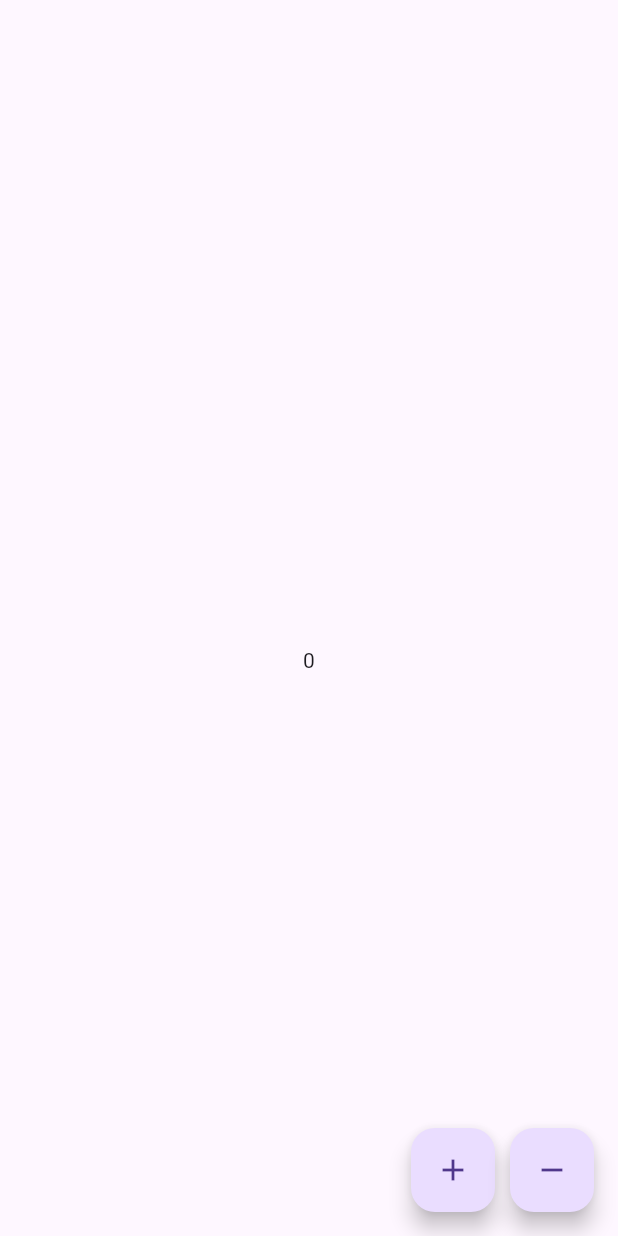
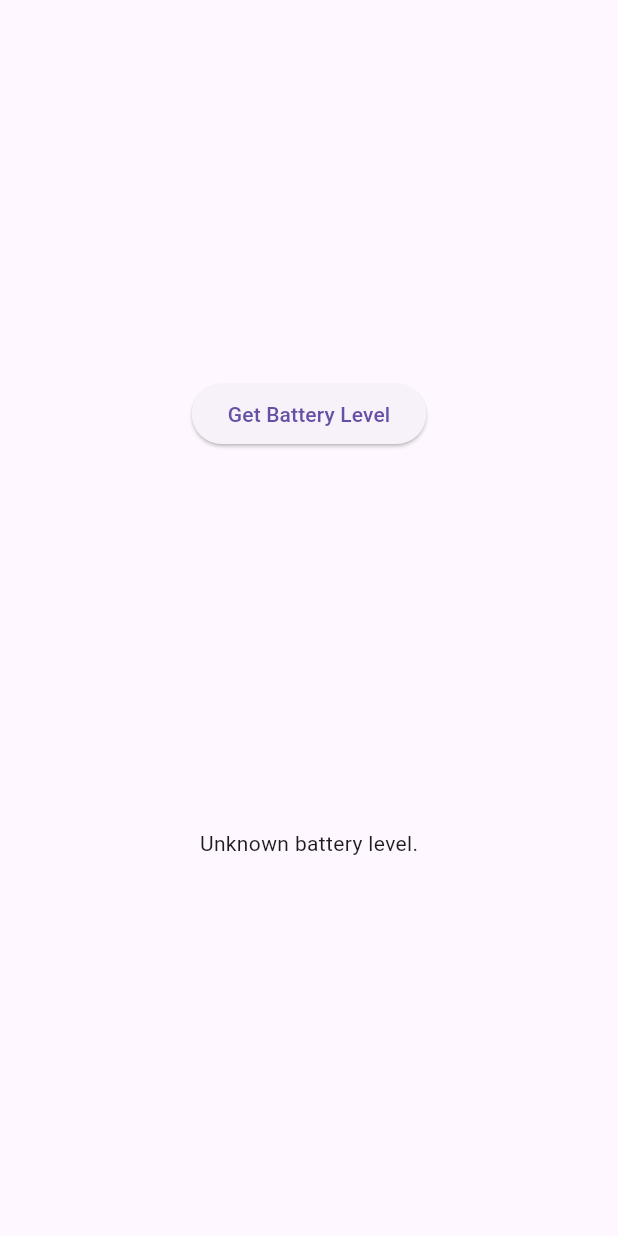
Before and after one commit to dw0124/Flutter, a Flutter app: the screen it shows after launch, on a phone screen of 412 x 824 dp. Run offline on Flutter 3.47's test engine with Material 3 defaults, Android fonts, the phone set to English and light mode, and no system bars; our stand-ins replace fluttertoast.

Commit message:
BatterLevelPage 생성

```diff
--- /dev/null
+++ b/Flutter_Start/lib/method_channel/battery_level_page.dart
@@ -0,0 +1,50 @@
+import 'dart:async';
+import 'package:flutter/material.dart';
+import 'package:flutter/services.dart';
+
+class BatteryLevelPage extends StatefulWidget {
+  const BatteryLevelPage({super.key});
+
+  @override
+  State<BatteryLevelPage> createState() => _BatteryLevelPageState();
+}
+
+class _BatteryLevelPageState extends State<BatteryLevelPage> {
+
+  // MethodChannel( 'domain prefix -> 번들ID 같은 유니크한 값 + 기능 이름' )
+  static const platform = MethodChannel('com.example.startFlutter/battery');
+
+  String _batteryLevel = 'Unknown battery level.';
+
+  Future<void> _getBatteryLevel() async {
+    String batteryLevel;
+    try {
+      final result = await platform.invokeMethod<int>('getBatteryLevel');
+      batteryLevel = 'Battery level at $result % .';
+    } on PlatformException catch (e) {
+      batteryLevel = "Failed to get battery level: '${e.message}'.";
+    }
+
+    setState(() {
+      _batteryLevel = batteryLevel;
+    });
+  }
+
+  @override
+  Widget build(BuildContext context) {
+    return Scaffold(
+      body: Center(
+        child: Column(
+          mainAxisAlignment: MainAxisAlignment.spaceEvenly,
+          children: [
+            ElevatedButton(
+              onPressed: _getBatteryLevel,
+              child: const Text('Get Battery Level'),
+            ),
+            Text(_batteryLevel),
+          ],
+        ),
+      ),
+    );
+  }
+}
```
Also changed, not shown: Flutter_Start/lib/main.dart (+4 -9 lines).
